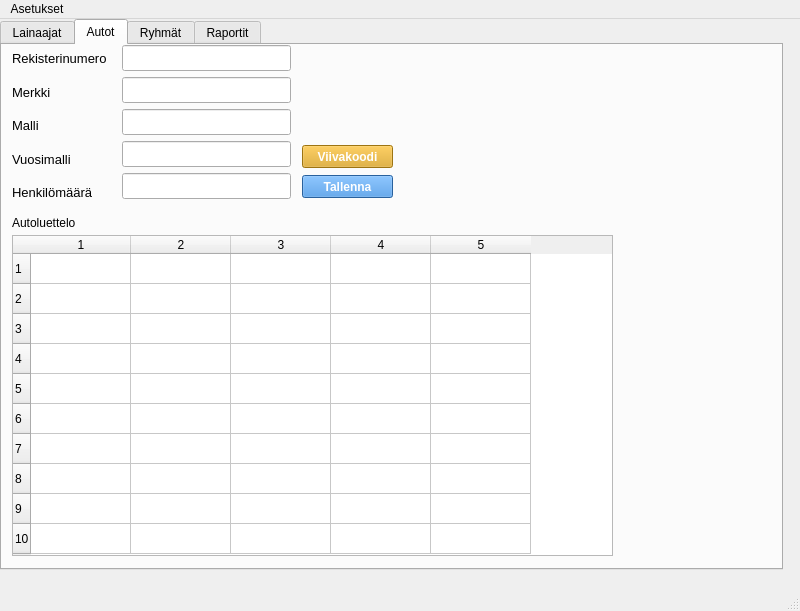
Before: the Qt Designer form administrative.ui in HennaSalla/Autolainaus, drawn with Qt 5.
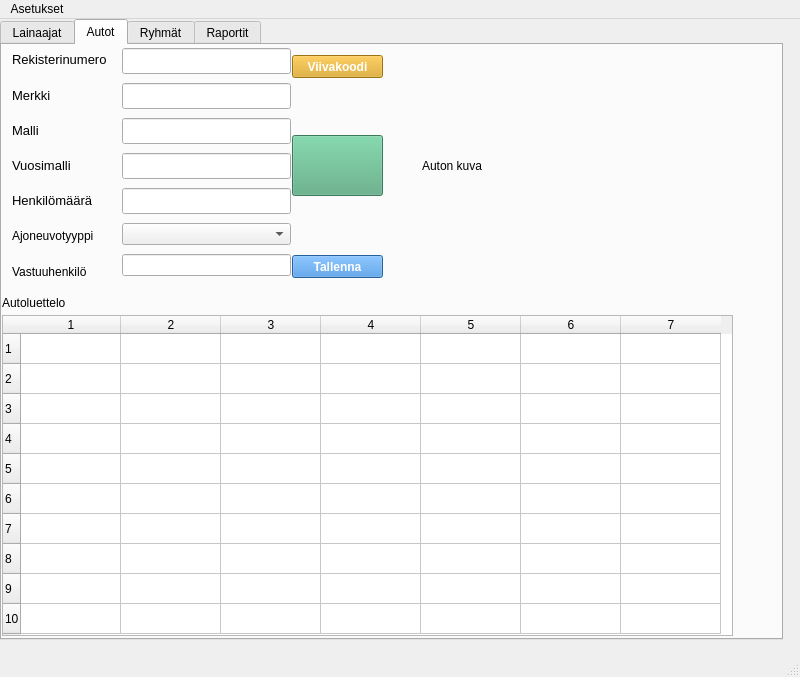
After: the same form once the commit is applied. The open tabs and pages were chosen to show the change. Icons and pictures are not drawn.

```diff
--- a/administrative.ui
+++ b/administrative.ui
@@ -7,7 +7,7 @@
     <x>0</x>
     <y>0</y>
     <width>800</width>
-    <height>611</height>
+    <height>677</height>
    </rect>
   </property>
   <property name="windowTitle">
@@ -23,7 +23,7 @@
       <x>0</x>
       <y>0</y>
       <width>783</width>
-      <height>551</height>
+      <height>621</height>
      </rect>
     </property>
     <property name="cursor">
@@ -279,7 +279,7 @@
         <x>10</x>
         <y>0</y>
         <width>101</width>
-        <height>161</height>
+        <height>241</height>
        </rect>
       </property>
       <layout class="QVBoxLayout" name="vehicleLabelsVerticalLayout">
@@ -343,6 +343,20 @@
          </property>
         </widget>
        </item>
+       <item>
+        <widget class="QLabel" name="vehicleTypeLabel">
+         <property name="text">
+          <string>Ajoneuvotyyppi</string>
+         </property>
+        </widget>
+       </item>
+       <item>
+        <widget class="QLabel" name="vehicleOwnerLabel">
+         <property name="text">
+          <string>Vastuuhenkilö</string>
+         </property>
+        </widget>
+       </item>
       </layout>
      </widget>
      <widget class="QWidget" name="layoutWidget_2">
@@ -351,7 +365,7 @@
         <x>120</x>
         <y>0</y>
         <width>169</width>
-        <height>156</height>
+        <height>241</height>
        </rect>
       </property>
       <layout class="QVBoxLayout" name="vehicleInputsVerticalLayout">
@@ -400,13 +414,19 @@
          </property>
         </widget>
        </item>
+       <item>
+        <widget class="QComboBox" name="vehicleTypeComboBox"/>
+       </item>
+       <item>
+        <widget class="QLineEdit" name="vehicleOwnerLineEdit"/>
+       </item>
       </layout>
      </widget>
      <widget class="QPushButton" name="saveVehiclePushButton">
       <property name="geometry">
        <rect>
-        <x>300</x>
-        <y>130</y>
+        <x>290</x>
+        <y>210</y>
         <width>91</width>
         <height>23</height>
        </rect>
@@ -430,8 +450,8 @@
      <widget class="QPushButton" name="printBarcodePushButton">
       <property name="geometry">
        <rect>
-        <x>300</x>
-        <y>100</y>
+        <x>290</x>
+        <y>10</y>
         <width>91</width>
         <height>23</height>
        </rect>
@@ -455,9 +475,9 @@
      <widget class="QTableWidget" name="vehicleCatalogTableWidget">
       <property name="geometry">
        <rect>
-        <x>10</x>
-        <y>190</y>
-        <width>601</width>
+        <x>0</x>
+        <y>270</y>
+        <width>731</width>
         <height>321</height>
        </rect>
       </property>
@@ -468,7 +488,7 @@
        <number>10</number>
       </property>
       <property name="columnCount">
-       <number>5</number>
+       <number>7</number>
       </property>
       <row/>
       <row/>
@@ -485,12 +505,14 @@
       <column/>
       <column/>
       <column/>
+      <column/>
+      <column/>
      </widget>
      <widget class="QLabel" name="vehicleListLabel">
       <property name="geometry">
        <rect>
-        <x>10</x>
-        <y>170</y>
+        <x>0</x>
+        <y>250</y>
         <width>101</width>
         <height>16</height>
        </rect>
@@ -499,6 +521,47 @@
        <string>Autoluettelo</string>
       </property>
      </widget>
+     <widget class="QPushButton" name="openPicturePushButton">
+      <property name="geometry">
+       <rect>
+        <x>290</x>
+        <y>90</y>
+        <width>91</width>
+        <height>61</height>
+       </rect>
+      </property>
+      <property name="styleSheet">
+       <string notr="true">background-color: rgb(85, 170, 127);</string>
+      </property>
+      <property name="text">
+       <string/>
+      </property>
+      <property name="icon">
+       <iconset theme="camera-photo"/>
+      </property>
+      <property name="iconSize">
+       <size>
+        <width>24</width>
+        <height>24</height>
+       </size>
+      </property>
+     </widget>
+     <widget class="QLabel" name="vehiclePictureLabel">
+      <property name="geometry">
+       <rect>
+        <x>420</x>
+        <y>10</y>
+        <width>331</width>
+        <height>221</height>
+       </rect>
+      </property>
+      <property name="frameShape">
+       <enum>QFrame::Shape::NoFrame</enum>
+      </property>
+      <property name="text">
+       <string>Auton kuva</string>
+      </property>
+     </widget>
     </widget>
     <widget class="QWidget" name="groupsTab">
      <property name="cursor">
```
Left out of the diff: 2 changed lines with no effect on the pictures.
